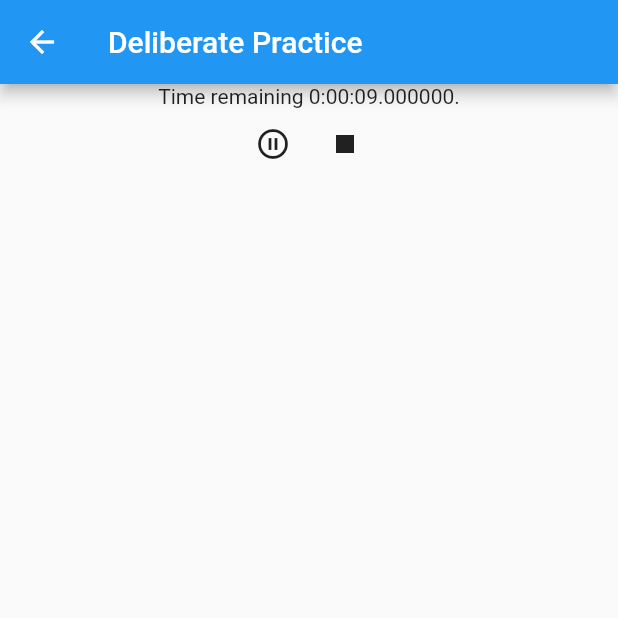
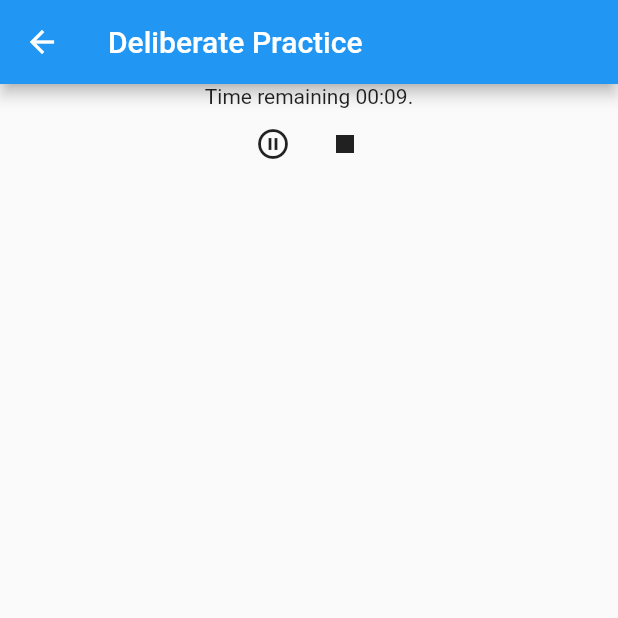
Before and after one commit to wltiii/deliberate_action_flutter, a Flutter app: the ActivityClock screen opened by its route, on a phone screen of 412 x 824 dp, the top half of it. Run offline on Flutter 3.47's test engine with Material 2 defaults, Android fonts, the phone set to English and light mode, and no system bars.

Commit message:
added two time formatters, using toMMSS for display.

```diff
--- a/lib/src/activity-clock.dart
+++ b/lib/src/activity-clock.dart
@@ -25,6 +25,9 @@ class _ActivityClock extends State<ActivityClock> {
   Icon playIcon = const Icon(Icons.play_circle_outline);
   Icon _pausePlayIcon;
   String _pausePlayTooltip;
+// SEE: for below  https://trello.com/invite/b/Le8rQr0e/d3c07089afd1b451dc1681becfb2d47a/deliberate-action
+  toHHMMSS(Duration d) => d.toString().split('.').first.padLeft(8, "0");
+  toMMSS(Duration d) => d.toString().substring(2, 7);
 
   @override
   void initState() {
@@ -79,7 +82,7 @@ class _ActivityClock extends State<ActivityClock> {
       body: Center(
         child: Column(
           children: <Widget>[
-            Text('Time remaining ${_timeRemaining.toString()}.'),
+            Text('Time remaining ${toMMSS(_timeRemaining)}.'),
             // TODO add progress bar
             // TODO add countdown timer (is progress bar enough?)
             // TODO play alert sound when time is up (and show timer going negative?)
```
